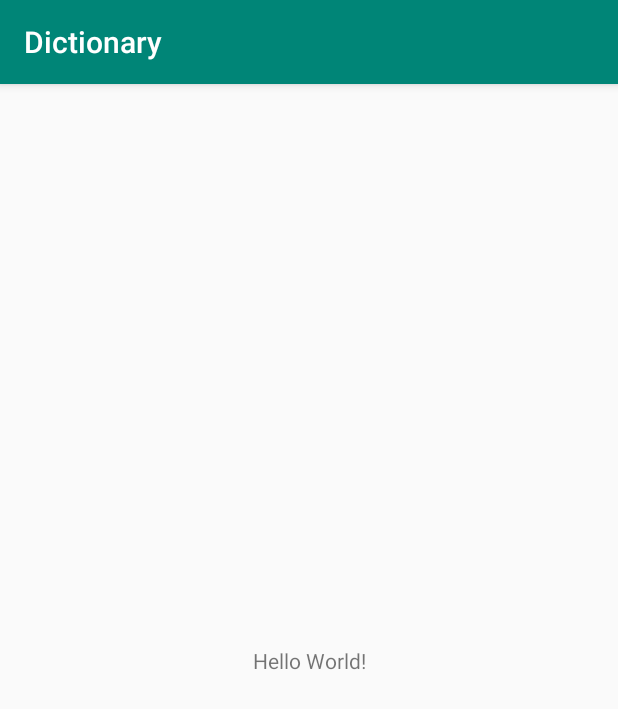
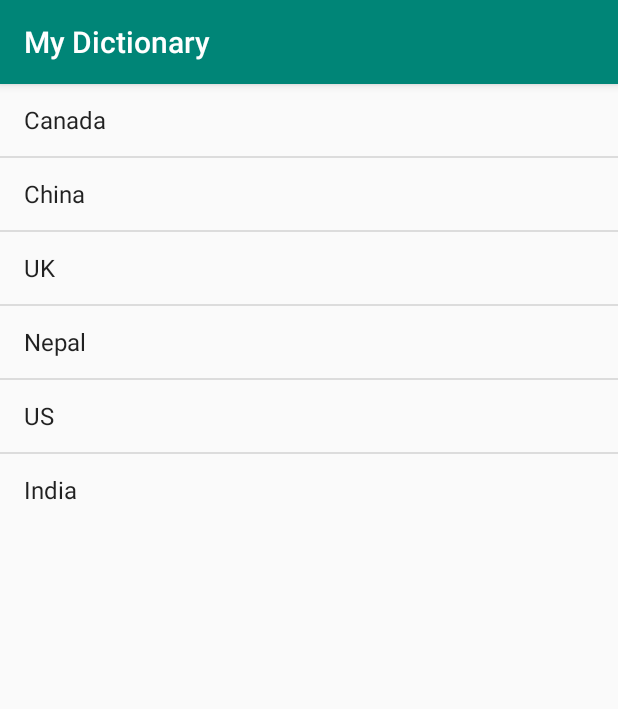
Before and after one commit to soothsayer136/Dictionary, an Android app: the screen it shows after launch (MainActivity), on a phone screen of 412 x 824 dp. Shown: the top 709 px of the screen. Run offline under Robolectric (Android 15) with nearby library versions, the phone set to English and light mode, and no system bars.

Commit message:
added hashmap

```diff
--- a/app/src/main/AndroidManifest.xml
+++ b/app/src/main/AndroidManifest.xml
@@ -9,7 +9,8 @@
         android:roundIcon="@mipmap/ic_launcher_round"
         android:supportsRtl="true"
         android:theme="@style/AppTheme">
-        <activity android:name=".MainActivity">
+        <activity android:name=".MainActivity"
+            android:label="My Dictionary">
             <intent-filter>
                 <action android:name="android.intent.action.MAIN" />
 
--- a/app/src/main/java/com/dictionary/MainActivity.java
+++ b/app/src/main/java/com/dictionary/MainActivity.java
@@ -2,12 +2,56 @@ package com.dictionary;
 
 import android.support.v7.app.AppCompatActivity;
 import android.os.Bundle;
+import android.view.View;
+import android.widget.AdapterView;
+import android.widget.ArrayAdapter;
+import android.widget.ListView;
+import android.widget.Toast;
+
+import java.util.ArrayList;
+import java.util.HashMap;
+import java.util.Map;
 
 public class MainActivity extends AppCompatActivity {
+    public static final String countries[] = {
+            "Nepal", "Kathmandu",
+            "India", "New Delhi",
+            "China", "China",
+            "UK", "London",
+            "US", "Washington DC",
+            "Canada", "Ottawa"
+    };
+    private Map<String, String> dictionary;
 
     @Override
     protected void onCreate(Bundle savedInstanceState) {
         super.onCreate(savedInstanceState);
         setContentView(R.layout.activity_main);
+        ListView listcountries = findViewById(R.id.listcountries);
+
+
+        dictionary = new HashMap<>();
+        for (int i=0;i<countries.length;i+=2){
+            dictionary.put(countries[i],countries[i+1]);
+        }
+        ArrayAdapter countryAdapter = new ArrayAdapter<>(
+               this,
+                android.R.layout.simple_list_item_1,
+               new ArrayList<String>(dictionary.keySet())
+
+        );
+
+        listcountries.setAdapter(countryAdapter);
+
+        listcountries.setOnItemClickListener(new AdapterView.OnItemClickListener() {
+            @Override
+            public void onItemClick(AdapterView<?> parent, View view, int position, long id) {
+                String country = parent.getItemAtPosition(position).toString();
+                String capital = dictionary.get(country);
+                Toast.makeText(getApplicationContext(),capital.toString(),Toast.LENGTH_LONG).show();
+            }
+        });
+
+
     }
 }
--- a/app/src/main/res/layout/activity_main.xml
+++ b/app/src/main/res/layout/activity_main.xml
@@ -1,18 +1,17 @@
 <?xml version="1.0" encoding="utf-8"?>
-<android.support.constraint.ConstraintLayout xmlns:android="http://schemas.android.com/apk/res/android"
+<LinearLayout xmlns:android="http://schemas.android.com/apk/res/android"
     xmlns:app="http://schemas.android.com/apk/res-auto"
     xmlns:tools="http://schemas.android.com/tools"
     android:layout_width="match_parent"
     android:layout_height="match_parent"
+    android:orientation="vertical"
     tools:context=".MainActivity">
 
-    <TextView
-        android:layout_width="wrap_content"
+    <ListView
+        android:layout_width="match_parent"
         android:layout_height="wrap_content"
-        android:text="Hello World!"
-        app:layout_constraintBottom_toBottomOf="parent"
-        app:layout_constraintLeft_toLeftOf="parent"
-        app:layout_constraintRight_toRightOf="parent"
-        app:layout_constraintTop_toTopOf="parent" />
+        android:id="@+id/listcountries">
 
-</android.support.constraint.ConstraintLayout>
+    </ListView>
+
+</LinearLayout>
```
Also changed, not shown: app/src/main/res/values/strings.xml (+10 -0 lines).
